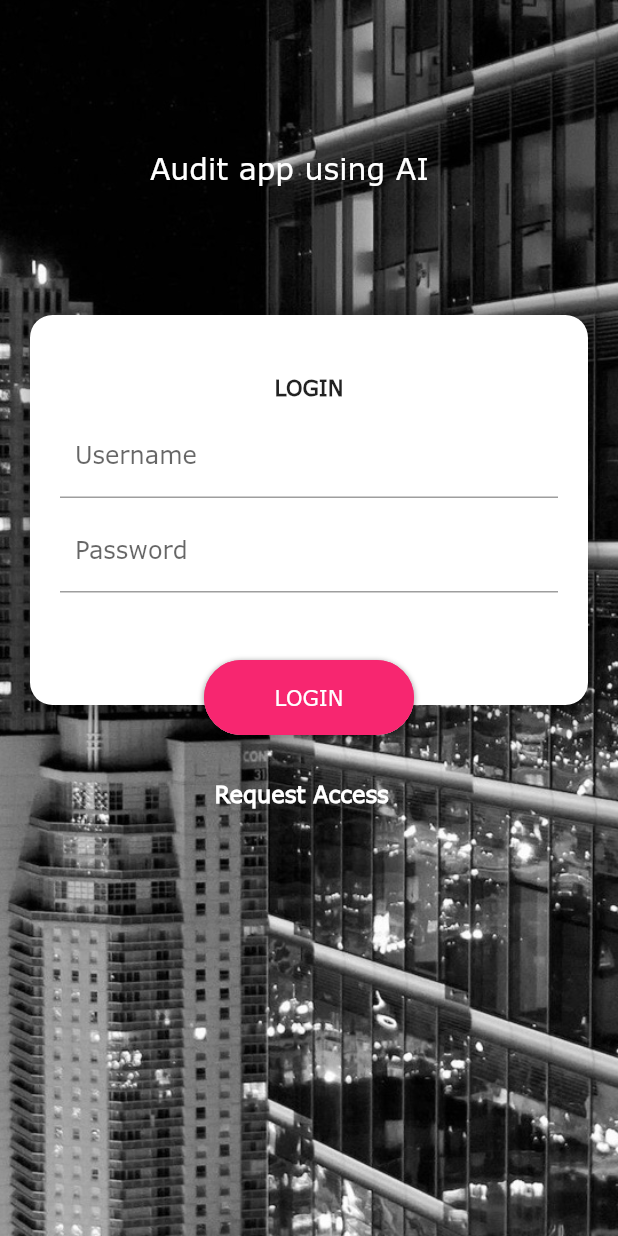
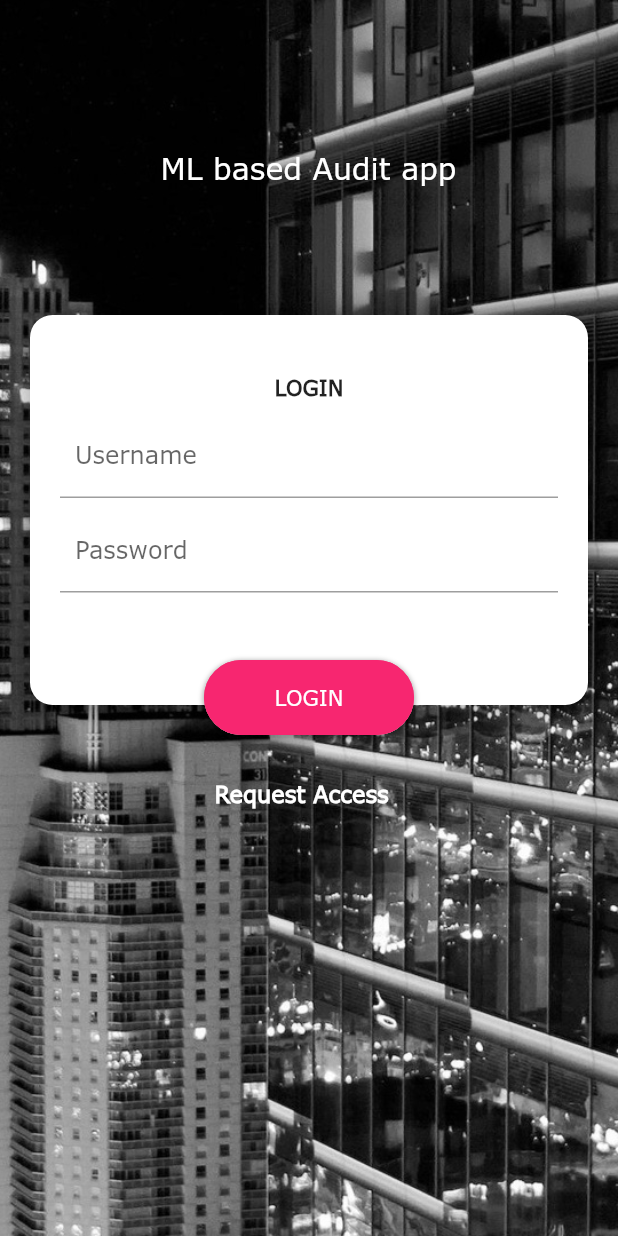
Before and after one commit to MalcolmMachiriM/audit-app-using-ai, a Flutter app: the LoginSignupScreen screen opened directly, on a phone screen of 412 x 824 dp. Run offline on Flutter 3.47's test engine with Material 2 defaults, Android fonts, the phone set to English and light mode, and no system bars; our stand-ins replace camera, device_info_plus, flutter_easyloading, flutter_secure_storage, flutter_slidable, form_field_validator and 6 more; missing offline and left inert: animated_floatactionbuttons, tflite; accounts and stored records are empty; statements that could not run were skipped.

```diff
--- a/lib/models/onboarding_content.dart
+++ b/lib/models/onboarding_content.dart
@@ -10,7 +10,7 @@ class OnboardingContent {
 List<OnboardingContent> contents = [
   OnboardingContent(
       image: 'images/b2.jpg',
-      title: 'What is Flex.',
+      title: 'What is this ML audit app ',
       description:
           "Lorem ipsum dolor sit amet, consectetur adipiscing elit, sed do eiusmod tempor incididunt ut labore et dolore magna aliqua. Ut enim ad minim veniam, quis nostrud exercitation ullamco laboris nisi ut aliquip ex ea commodo consequat.",
       curveLeft: true),
--- a/lib/screens/authentication/login.dart
+++ b/lib/screens/authentication/login.dart
@@ -7,6 +7,7 @@ import 'package:flutter/material.dart';
 import 'package:flex/screens/authentication/authentication.dart';
 import 'package:flutter_easyloading/flutter_easyloading.dart';
 import 'package:provider/provider.dart';
+import 'package:form_field_validator/form_field_validator.dart';
 
 class LoginSignupScreen extends StatefulWidget {
   @override
@@ -19,6 +20,8 @@ class _LoginSignupScreenState extends State<LoginSignupScreen> {
   final username = TextEditingController();
   final password = TextEditingController();
   var _futureLogin;
+  var requiredValidator =
+      RequiredValidator(errorText: 'This field cannot be empty');
 
   @override
   Widget build(BuildContext context) {
@@ -40,7 +43,7 @@ class _LoginSignupScreenState extends State<LoginSignupScreen> {
                 height: 50,
                 width: 80,
                 child: Text(
-                  'Audit app using AI',
+                  ' ML based Audit app ',
                   style: TextStyle(color: Colors.white, fontSize: 20),
                 ),
                 // Image.asset('images/flex_logo.png'),
@@ -106,8 +109,10 @@ class _LoginSignupScreenState extends State<LoginSignupScreen> {
             style: TextStyle(fontWeight: FontWeight.bold),
           ),
           SizedBox(height: 10),
-          buildTextField("FlexUser", 'Username', false, true, username),
-          buildTextField("*********", 'Password', true, false, password),
+          buildTextField(
+              "FlexUser", 'Username', false, true, username, requiredValidator),
+          buildTextField("*********", 'Password', true, false, password,
+              requiredValidator),
         ],
       ),
     );
@@ -167,14 +172,11 @@ class _LoginSignupScreenState extends State<LoginSignupScreen> {
     Provider.of<AppState>(context, listen: false).getRecentAudits();
   }
 
-  login()
-  // async
-  {
-    // await
+  Future login() async {
     EasyLoading.show(
       status: 'loading...',
     );
-    if (username.text != 'malcolm@gmail.com' || password.text != '12345678') {
+    if (username.text != 'malcolm@gmail.com' || password.text != 'T!n0kund@') {
       ScaffoldMessenger.of(context).showSnackBar(const SnackBar(
         backgroundColor: Colors.red,
         content: Text("Credentials wrong"),
@@ -182,12 +184,12 @@ class _LoginSignupScreenState extends State<LoginSignupScreen> {
       EasyLoading.dismiss();
     } else {
       // _futureLogin =
-      // await AuthenticationController().logIn(username.text, password.text);
+      //     await AuthenticationController().logIn(username.text, password.text);
 
       // if (!_futureLogin) {
-      //   await EasyLoading.showError('Invalid', duration: Duration(seconds: 2));
+      //   EasyLoading.showError('Invalid', duration: Duration(seconds: 2));
       // } else {
-      //   await EasyLoading.showSuccess("Success", duration: Duration(seconds: 2));
+      //   EasyLoading.showSuccess("Success", duration: Duration(seconds: 2));
       //   initStorage();
       //   Navigator.of(context).pushReplacementNamed(RoutingConstants.home);
       // }
@@ -198,11 +200,17 @@ class _LoginSignupScreenState extends State<LoginSignupScreen> {
     }
   }
 
-  Widget buildTextField(String hintText, String labelText, bool isPassword,
-      bool isEmail, TextEditingController controller) {
+  Widget buildTextField(
+      String hintText,
+      String labelText,
+      bool isPassword,
+      bool isEmail,
+      TextEditingController controller,
+      RequiredValidator validator) {
     return Padding(
       padding: const EdgeInsets.only(bottom: 8.0),
-      child: TextField(
+      child: TextFormField(
+        validator: validator,
         controller: controller,
         obscureText: isPassword,
         keyboardType: isEmail ? TextInputType.emailAddress : TextInputType.text,
--- a/lib/screens/bottom_navigation_bar.dart
+++ b/lib/screens/bottom_navigation_bar.dart
@@ -130,7 +130,7 @@ class HomeState extends State<Home> {
                     navigationButton(
                         'Home', Icons.layers_outlined, FlexBasicDashboard(), 1),
                     navigationButton(
-                        'Subscriptions', Icons.support, Subscriptions(), 2),
+                        'Annotations', Icons.settings, Subscriptions(), 2),
                   ],
                 ),
                 Row(
--- a/pubspec.yaml
+++ b/pubspec.yaml
@@ -60,6 +60,7 @@ dependencies:
     flutter_spinkit: ^5.1.0
     flutter_easyloading: ^3.0.3
     uuid:
+    form_field_validator: ^1.1.0
 
 dev_dependencies:
     flutter_test:
```
Also changed, not shown: lib/constants/api.dart (+4 -4 lines), lib/screens/assessments/new_project.dart (+21 -21 lines), lib/screens/image_detection/binding_box.dart (+40 -19 lines).
